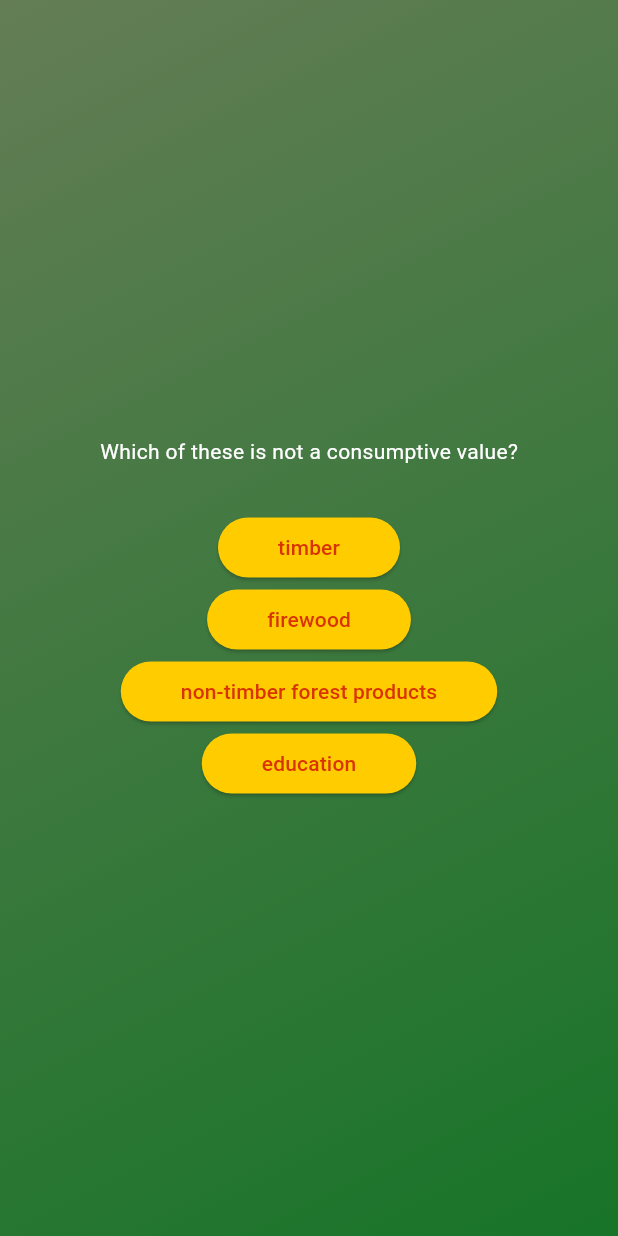
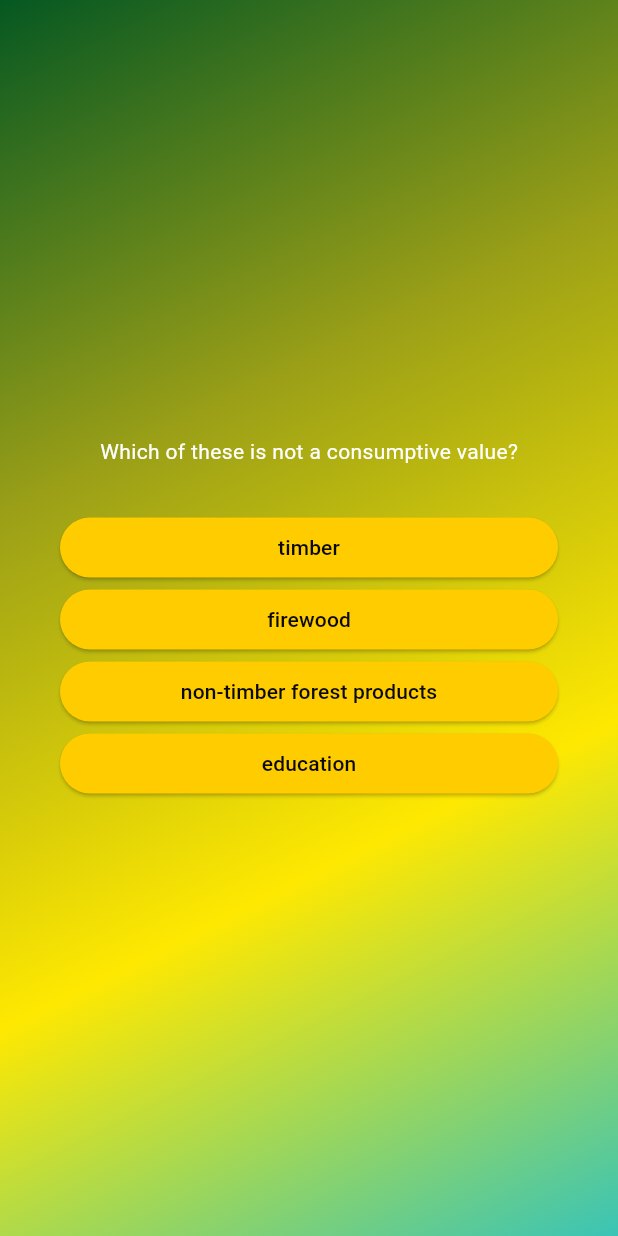
Before and after one commit to Sssketchy/QuizApp-Forests, a Flutter app: the screen it shows after launch, after a tap on "Start Quiz", on a phone screen of 412 x 824 dp. Run offline on Flutter 3.47's test engine with Material 3 defaults, Android fonts, the phone set to English and light mode, and no system bars.

Commit message:
Padding and beautify buttons and bg

```diff
--- a/lib/answer_button.dart
+++ b/lib/answer_button.dart
@@ -15,7 +15,7 @@ class AnswerButton extends StatelessWidget {
           vertical: 10,
         ), //horizontal and vertical padding
         backgroundColor: CupertinoColors.systemYellow,
-        foregroundColor: const Color.fromARGB(255, 216, 51, 0),
+        foregroundColor: const Color.fromARGB(255, 11, 10, 10),
         shape: RoundedRectangleBorder(
           borderRadius: BorderRadius.circular(20),
         ), //nicely rounded corners
--- a/lib/questions_screen.dart
+++ b/lib/questions_screen.dart
@@ -18,19 +18,31 @@ class _QuestionsScreenState extends State<QuestionsScreen> {
 
     return SizedBox(
       width: double.infinity,
+      child: Container(
+        margin: EdgeInsets.all(40),
         child: Column(
           mainAxisAlignment: MainAxisAlignment.center,
+          crossAxisAlignment:
+              CrossAxisAlignment.stretch, // horizontal width of options
           children: [
-          Text(
+            Center(
+              child: Text(
                 currentQuestion.text,
                 style: const TextStyle(color: Colors.white),
               ),
+            ),
             SizedBox(height: 30),
-          AnswerButton(ans: currentQuestion.answers[0], onTap: () {}),
-          AnswerButton(ans: currentQuestion.answers[1], onTap: () {}),
-          AnswerButton(ans: currentQuestion.answers[2], onTap: () {}),
-          AnswerButton(ans: currentQuestion.answers[3], onTap: () {}),
+            // map is like a iterable that takes values present in the list
+            // on return it will return a list of values without updating original list
+            // that is the reason we are using ... to separate each button
+            ...currentQuestion.answers.map((x) {
+              return AnswerButton(ans: x, onTap: () {});
+            }), // list the ... is a keyword
+            // what it does is [list, 1,2,3] if list = [5,6,7]
+            // the ... will take the values in list and pull them out
+            // to make [5,6,7,1,2,3] like this
           ],
+        ),
       ),
     );
   }
--- a/lib/quiz.dart
+++ b/lib/quiz.dart
@@ -45,9 +45,19 @@ class _QuizState extends State<Quiz> {
           decoration: BoxDecoration(
             gradient: LinearGradient(
               colors: [
-                const Color.fromARGB(255, 100, 125, 85),
-                const Color.fromARGB(255, 23, 116, 40),
+                const Color.fromARGB(255, 5, 88, 34),
+                const Color.fromARGB(255, 154, 159, 23),
+                const Color.fromARGB(255, 254, 232, 1),
+                const Color.fromARGB(255, 58, 196, 182),
               ],
+
+              // [
+              //   const Color.fromARGB(255, 255, 42, 109),
+              //   const Color.fromARGB(255, 209, 247, 255),
+              //   const Color.fromARGB(255, 5, 217, 232),
+              //   const Color.fromARGB(255, 0, 86, 120),
+              //   const Color.fromARGB(255, 1, 1, 43),
+              // ],
               begin: Alignment.topLeft,
               end: Alignment.bottomRight,
             ),
--- a/lib/start_screen.dart
+++ b/lib/start_screen.dart
@@ -23,8 +23,10 @@ class StartScreen extends StatelessWidget {
             style: TextStyle(fontSize: 20, color: Colors.white),
           ),
           SizedBox(height: 40),
-          OutlinedButton.icon(
-            style: OutlinedButton.styleFrom(foregroundColor: Colors.white),
+          ElevatedButton.icon(
+            style: ElevatedButton.styleFrom(
+              backgroundColor: Colors.yellowAccent,
+            ),
             onPressed: startQuiz, // pointer to the function
             //  (OR)
             //() {
```
Also changed, not shown: 1 other file. Lines whose indentation alone changed are shown as unchanged.
